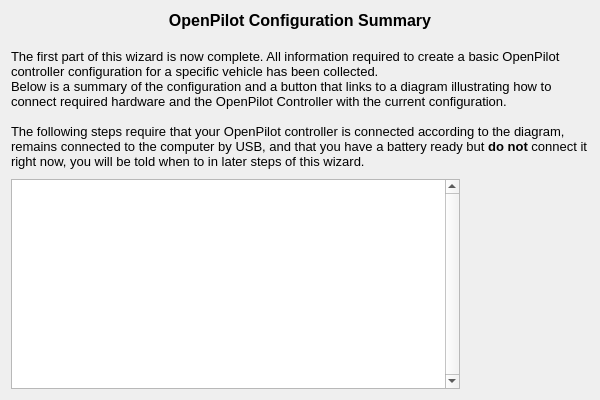
Qt form ground/openpilotgcs/src/plugins/setupwizard/pages/summarypage.ui (openpilot/OpenPilot) before a commit.
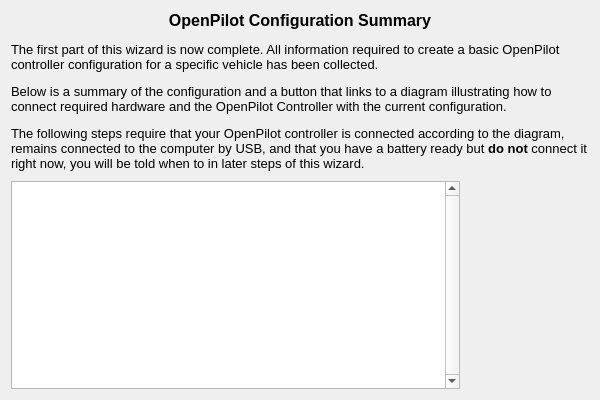
The same form after that commit. Icons and pictures are not drawn.

Commit message: OP-1556 Bigger window size, Font sizes on all pages

Patch:
```diff
--- a/ground/openpilotgcs/src/plugins/setupwizard/pages/summarypage.ui
+++ b/ground/openpilotgcs/src/plugins/setupwizard/pages/summarypage.ui
@@ -17,16 +17,7 @@
    <item>
     <widget class="QLabel" name="label">
      <property name="text">
-      <string>&lt;!DOCTYPE HTML PUBLIC &quot;-//W3C//DTD HTML 4.0//EN&quot; &quot;http://www.w3.org/TR/REC-html40/strict.dtd&quot;&gt;
-&lt;html&gt;&lt;head&gt;&lt;meta name=&quot;qrichtext&quot; content=&quot;1&quot; /&gt;&lt;style type=&quot;text/css&quot;&gt;
-p, li { white-space: pre-wrap; }
-&lt;/style&gt;&lt;/head&gt;&lt;body style=&quot; font-family:'Ubuntu'; font-size:11pt; font-weight:400; font-style:normal;&quot;&gt;
-&lt;p align=&quot;center&quot; style=&quot; margin-top:0px; margin-bottom:0px; margin-left:0px; margin-right:0px; -qt-block-indent:0; text-indent:0px;&quot;&gt;&lt;span style=&quot; font-family:'MS Shell Dlg 2'; font-size:12pt; font-weight:600;&quot;&gt;OpenPilot Configuration Summary&lt;/span&gt;&lt;/p&gt;
-&lt;p style=&quot;-qt-paragraph-type:empty; margin-top:0px; margin-bottom:0px; margin-left:0px; margin-right:0px; -qt-block-indent:0; text-indent:0px; font-family:'MS Shell Dlg 2'; font-size:12pt; font-weight:600;&quot;&gt;&lt;br /&gt;&lt;/p&gt;
-&lt;p style=&quot; margin-top:0px; margin-bottom:0px; margin-left:0px; margin-right:0px; -qt-block-indent:0; text-indent:0px;&quot;&gt;&lt;span style=&quot; font-family:'MS Shell Dlg 2'; font-size:10pt;&quot;&gt;The first part of this wizard is now complete. All information required to create a basic OpenPilot controller configuration for a specific vehicle has been collected.&lt;/span&gt;&lt;/p&gt;
-&lt;p style=&quot; margin-top:0px; margin-bottom:0px; margin-left:0px; margin-right:0px; -qt-block-indent:0; text-indent:0px;&quot;&gt;&lt;span style=&quot; font-family:'MS Shell Dlg 2'; font-size:10pt;&quot;&gt;Below is a summary of the configuration and a button that links to a diagram illustrating how to connect required hardware and the OpenPilot Controller with the current configuration.&lt;/span&gt;&lt;/p&gt;
-&lt;p style=&quot;-qt-paragraph-type:empty; margin-top:0px; margin-bottom:0px; margin-left:0px; margin-right:0px; -qt-block-indent:0; text-indent:0px; font-family:'MS Shell Dlg 2'; font-size:10pt;&quot;&gt;&lt;br /&gt;&lt;/p&gt;
-&lt;p style=&quot; margin-top:0px; margin-bottom:0px; margin-left:0px; margin-right:0px; -qt-block-indent:0; text-indent:0px;&quot;&gt;&lt;span style=&quot; font-family:'MS Shell Dlg 2'; font-size:10pt;&quot;&gt;The following steps require that your OpenPilot controller is connected according to the diagram, remains connected to the computer by USB, and that you have a battery ready but &lt;/span&gt;&lt;span style=&quot; font-family:'MS Shell Dlg 2'; font-size:10pt; font-weight:600;&quot;&gt;do not&lt;/span&gt;&lt;span style=&quot; font-family:'MS Shell Dlg 2'; font-size:10pt;&quot;&gt; connect it right now, you will be told when to in later steps of this wizard.&lt;/span&gt;&lt;/p&gt;&lt;/body&gt;&lt;/html&gt;</string>
+      <string>&lt;html&gt;&lt;head/&gt;&lt;body&gt;&lt;p align=&quot;center&quot;&gt;&lt;span style=&quot; font-family:'MS Shell Dlg 2'; font-size:12pt; font-weight:600;&quot;&gt;OpenPilot Configuration Summary&lt;/span&gt;&lt;/p&gt;&lt;p&gt;&lt;span style=&quot; font-family:'MS Shell Dlg 2'; font-size:10pt;&quot;&gt;The first part of this wizard is now complete. All information required to create a basic OpenPilot controller configuration for a specific vehicle has been collected.&lt;/span&gt;&lt;/p&gt;&lt;p&gt;&lt;span style=&quot; font-family:'MS Shell Dlg 2'; font-size:10pt;&quot;&gt;Below is a summary of the configuration and a button that links to a diagram illustrating how to connect required hardware and the OpenPilot Controller with the current configuration.&lt;/span&gt;&lt;/p&gt;&lt;p&gt;&lt;span style=&quot; font-family:'MS Shell Dlg 2'; font-size:10pt;&quot;&gt;The following steps require that your OpenPilot controller is connected according to the diagram, remains connected to the computer by USB, and that you have a battery ready but &lt;/span&gt;&lt;span style=&quot; font-family:'MS Shell Dlg 2'; font-size:10pt; font-weight:600;&quot;&gt;do not&lt;/span&gt;&lt;span style=&quot; font-family:'MS Shell Dlg 2'; font-size:10pt;&quot;&gt; connect it right now, you will be told when to in later steps of this wizard.&lt;/span&gt;&lt;/p&gt;&lt;/body&gt;&lt;/html&gt;</string>
      </property>
      <property name="alignment">
       <set>Qt::AlignLeading|Qt::AlignLeft|Qt::AlignTop</set>
@@ -43,6 +34,12 @@
      </property>
      <item>
       <widget class="QTextEdit" name="configurationSummary">
+       <property name="maximumSize">
+        <size>
+         <width>16777215</width>
+         <height>250</height>
+        </size>
+       </property>
        <property name="font">
         <font>
          <pointsize>10</pointsize>
```
The commit also changes 19 other files.
